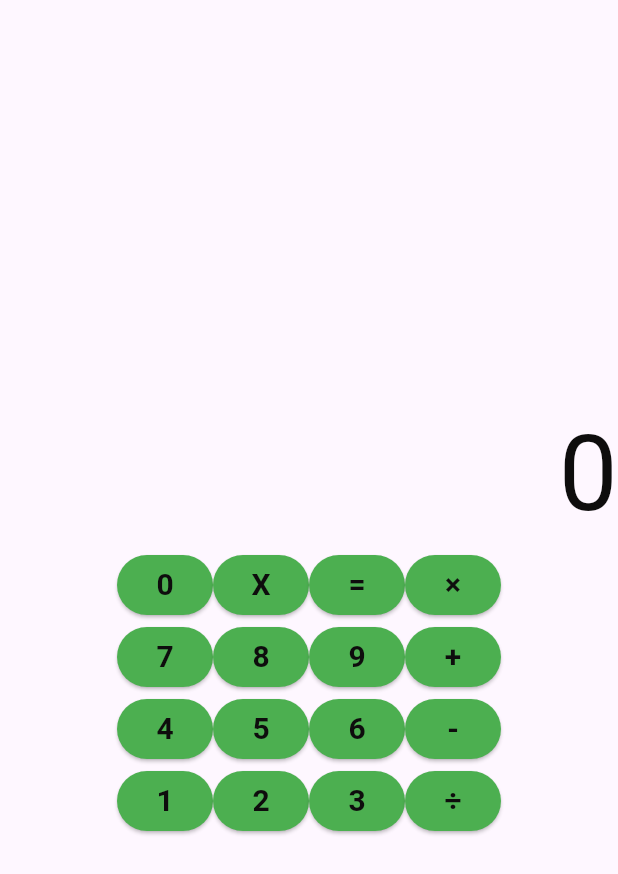
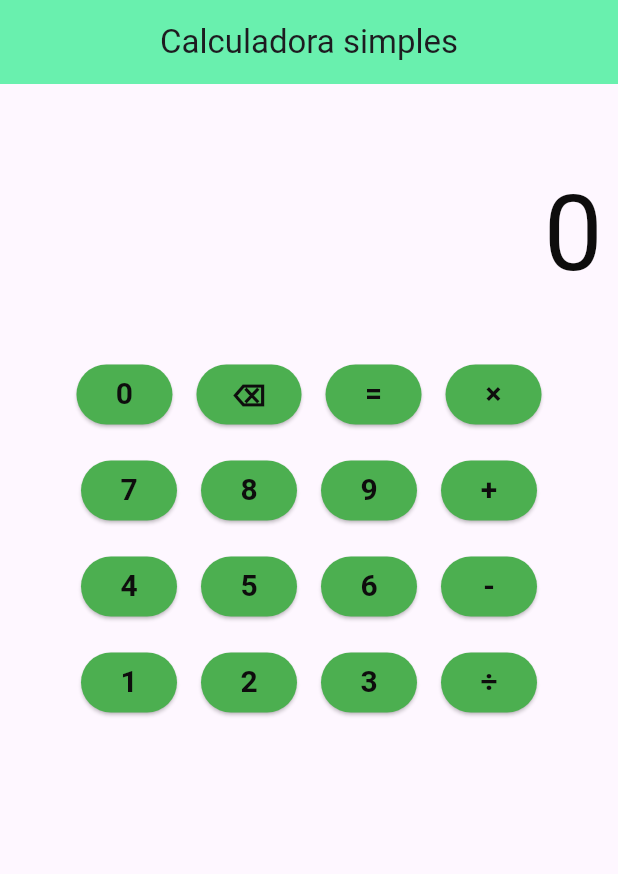
Before and after one commit to JDeyvisson/Calculadora-Flutter, a Flutter app: the screen it shows after launch, on a phone screen of 412 x 824 dp. Shown: the top 874 px of the screen. Run offline on Flutter 3.47's test engine with Material 3 defaults, Android fonts, the phone set to English and light mode, and no system bars; our stand-ins replace math_expressions.

Commit message:
modificações simples

```diff
--- a/lib/main.dart
+++ b/lib/main.dart
@@ -15,26 +15,63 @@ class Home extends StatefulWidget {
 class _HomeState extends State<Home> {
   String expressao = "0";
 
-  final ButtonStyle estiloBotao = ButtonStyle(
+  final ButtonStyle estilobtn = ButtonStyle(
     backgroundColor: WidgetStatePropertyAll<Color>(Colors.green),
-
   );
 
-  final TextStyle estiloTextoBotao = const TextStyle(
+  final TextStyle estiloTextobtn = const TextStyle(
     color: Color.fromARGB(255, 14, 13, 13),
     fontSize: 20,
     fontWeight: FontWeight.bold,
   );
 
+  Widget btn(String texto, String valor) {
+    return Padding(
+      padding: EdgeInsetsGeometry.all(8),
+      child: ElevatedButton(
+        onPressed: () {
+          setState(() {
+            if (expressao == "0") {
+              expressao = valor;
+            } else {
+              expressao += valor;
+            }
+          });
+        },
+        style: estilobtn,
+        child: Text(texto, style: estiloTextobtn),
+      ),
+    );
+  }
+
+  Widget btnAcao(String texto, VoidCallback onPressed) {
+    return Padding(
+      padding: EdgeInsetsGeometry.all(8),
+      child: ElevatedButton(
+        onPressed: onPressed,
+        style: estilobtn,
+        child: Text(texto, style: estiloTextobtn),
+      ),
+    );
+  }
+
   @override
   Widget build(BuildContext context) {
     return Scaffold(
+      appBar: AppBar(
+        title: Text("Calculadora simples"),
+        centerTitle: true,
+        backgroundColor: Colors.greenAccent,
+      ),
       body: Center(
+        child: Padding(
+          padding: EdgeInsetsGeometry.only(bottom: 50, top: 50),
           child: Column(
-          mainAxisAlignment: MainAxisAlignment.center,
-          crossAxisAlignment: CrossAxisAlignment.center,
+            crossAxisAlignment: CrossAxisAlignment.stretch,
             children: [
-            Row(
+              Padding(
+                padding: EdgeInsetsGeometry.fromLTRB(0, 0, 10, 25),
+                child: Row(
                   mainAxisAlignment: MainAxisAlignment.end,
                   children: [
                     Text(
@@ -46,181 +83,69 @@ class _HomeState extends State<Home> {
                     ),
                   ],
                 ),
+              ),
+
               Row(
                 mainAxisAlignment: MainAxisAlignment.center,
                 children: [
-                ElevatedButton(
-                  onPressed: () {
+                  btn("0", "0"),
+                  btnAcao("⌫", () {
                     setState(() {
-                      expressao += "0";
-                    });
-                  },
-                  style: estiloBotao,
-                  child: Text("0", style: estiloTextoBotao),
-                ),
-                ElevatedButton(
-                  onPressed: () {
-                    setState(() {
-                      expressao = expressao.substring(0, expressao.length - 1);
-                      if (expressao.isEmpty) {
+                      if (expressao.length > 1) {
+                        expressao = expressao.substring(
+                          0,
+                          expressao.length - 1,
+                        );
+                      } else {
                         expressao = "0";
                       }
                     });
-                  },
-                  style: estiloBotao,
-                  child: Text("X", style: estiloTextoBotao),
-                ),
-                ElevatedButton(
-                  onPressed: () {
-                    Expression expressaoFinal = Parser().parse(expressao);
-                    double resultado = expressaoFinal.evaluate(
+                  }),
+                  btnAcao("=", () {
+                    Expression exp = Parser().parse(expressao);
+                    double resultado = exp.evaluate(
                       EvaluationType.REAL,
                       ContextModel(),
                     );
                     setState(() {
                       expressao = resultado.toString();
                     });
-                  },
-                  style: estiloBotao,
-                  child: Text("=", style: estiloTextoBotao),
-                ),
-                ElevatedButton(
-                  onPressed: () {
-                    setState(() {
-                      expressao += "×";
-                    });
-                  },
-                  style: estiloBotao,
-                  child: Text("×", style: estiloTextoBotao),
-                ),
+                  }),
+
+                  btn("×", "*"),
                 ],
               ),
               Row(
                 mainAxisAlignment: MainAxisAlignment.center,
                 children: [
-                ElevatedButton(
-                  onPressed: () {
-                    setState(() {
-                      expressao += "7";
-                    });
-                  },
-                  style: estiloBotao,
-                  child: Text("7", style: estiloTextoBotao),
-                ),
-                ElevatedButton(
-                  onPressed: () {
-                    setState(() {
-                      expressao += "8";
-                    });
-                  },
-                  style: estiloBotao,
-                  child: Text("8", style: estiloTextoBotao),
-                ),
-                ElevatedButton(
-                  onPressed: () {
-                    setState(() {
-                      expressao += "9";
-                    });
-                  },
-                  style: estiloBotao,
-                  child: Text("9", style: estiloTextoBotao),
-                ),
-                ElevatedButton(
-                  onPressed: () {
-                    setState(() {
-                      expressao += "+";
-                    });
-                  },
-                  style: estiloBotao,
-                  child: Text("+", style: estiloTextoBotao),
-                ),
+                  btn("7", "7"),
+                  btn("8", "8"),
+                  btn("9", "9"),
+                  btn("+", "+"),
                 ],
               ),
               Row(
                 mainAxisAlignment: MainAxisAlignment.center,
                 children: [
-                ElevatedButton(
-                  onPressed: () {
-                    setState(() {
-                      expressao += "4";
-                    });
-                  },
-                  style: estiloBotao,
-                  child: Text("4", style: estiloTextoBotao),
-                ),
-                ElevatedButton(
-                  onPressed: () {
-                    setState(() {
-                      expressao += "5";
-                    });
-                  },
-                  style: estiloBotao,
-                  child: Text("5", style: estiloTextoBotao),
-                ),
-                ElevatedButton(
-                  onPressed: () {
-                    setState(() {
-                      expressao += "6";
-                    });
-                  },
-                  style: estiloBotao,
-                  child: Text("6", style: estiloTextoBotao),
-                ),
-                ElevatedButton(
-                  onPressed: () {
-                    setState(() {
-                      expressao += "-";
-                    });
-                  },
-                  style: estiloBotao,
-                  child: Text("-", style: estiloTextoBotao),
-                ),
+                  btn("4", "4"),
+                  btn("5", "5"),
+                  btn("6", "6"),
+                  btn("-", "-"),
                 ],
               ),
               Row(
                 mainAxisAlignment: MainAxisAlignment.center,
                 children: [
-                ElevatedButton(
-                  onPressed: () {
-                    setState(() {
-                      expressao += "1";
-                    });
-                  },
-                  style: estiloBotao,
-                  child: Text("1", style: estiloTextoBotao),
-                ),
-                ElevatedButton(
-                  onPressed: () {
-                    setState(() {
-                      expressao += "2";
-                    });
-                  },
-                  style: estiloBotao,
-                  child: Text("2", style: estiloTextoBotao),
-                ),
-                ElevatedButton(
-                  onPressed: () {
-                    setState(() {
-                      expressao += "3";
-                    });
-                  },
-                  style: estiloBotao,
-                  child: Text("3", style: estiloTextoBotao),
-                ),
-                ElevatedButton(
-                  onPressed: () {
-                    setState(() {
-                      expressao += "÷";
-                    });
-                  },
-                  style: estiloBotao,
-                  child: Text("÷", style: estiloTextoBotao),
-                ),
+                  btn("1", "1"),
+                  btn("2", "2"),
+                  btn("3", "3"),
+                  btn("÷", "/"),
                 ],
               ),
             ],
           ),
         ),
+      ),
     );
   }
 }
```
Lines whose indentation alone changed are shown as unchanged.
